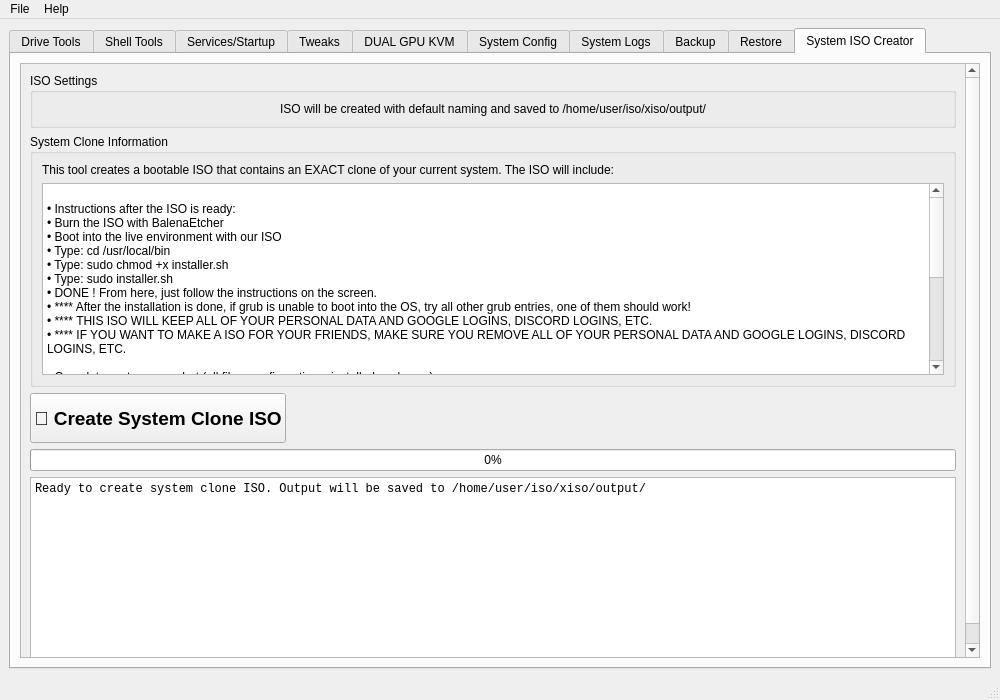
The window that mainwindow.ui (XetalEngine/CachyOsTools) describes before a commit, drawn with Qt 5.
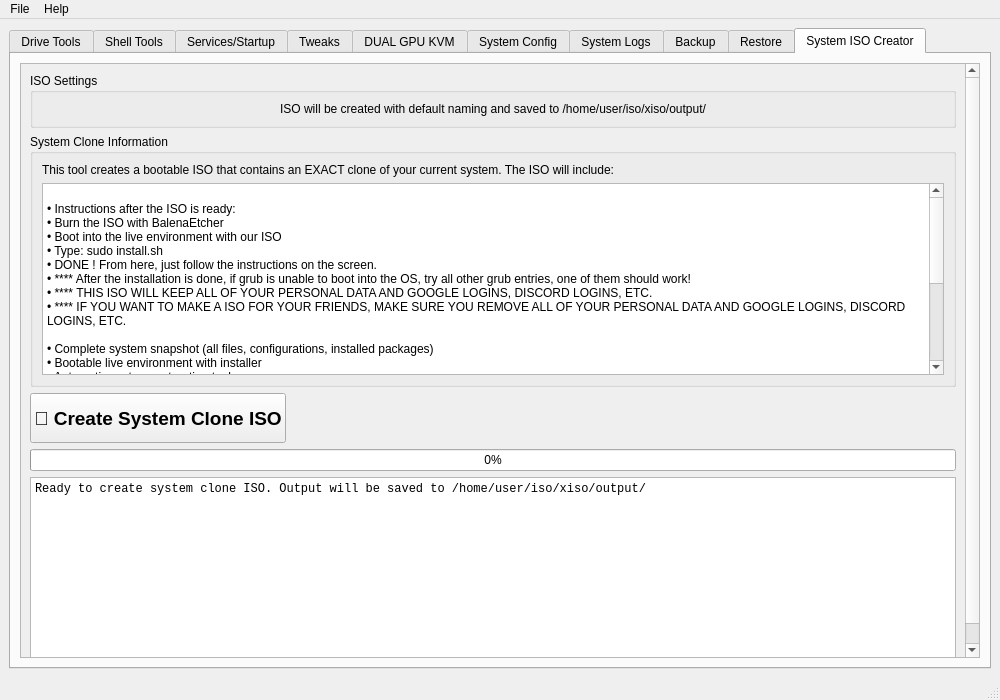
The same window after the commit. The open tabs and pages were chosen to show the change.

Commit message:
Opensource Forever!
Changed the license, lets keep this open source for ever !

What changed in the file:
```diff
--- a/mainwindow.ui
+++ b/mainwindow.ui
@@ -1470,9 +1470,7 @@
 • Instructions after the ISO is ready:
 • Burn the ISO with BalenaEtcher
 • Boot into the live environment with our ISO
-• Type: cd /usr/local/bin
-• Type: sudo chmod +x installer.sh
-• Type: sudo installer.sh
+• Type: sudo install.sh
 • DONE ! From here, just follow the instructions on the screen.
 • **** After the installation is done, if grub is unable to boot into the OS, try all other grub entries, one of them should work!                  
 • **** THIS ISO WILL KEEP ALL OF YOUR PERSONAL DATA AND GOOGLE LOGINS, DISCORD LOGINS, ETC. 
```
The commit also changes 2 other files.
